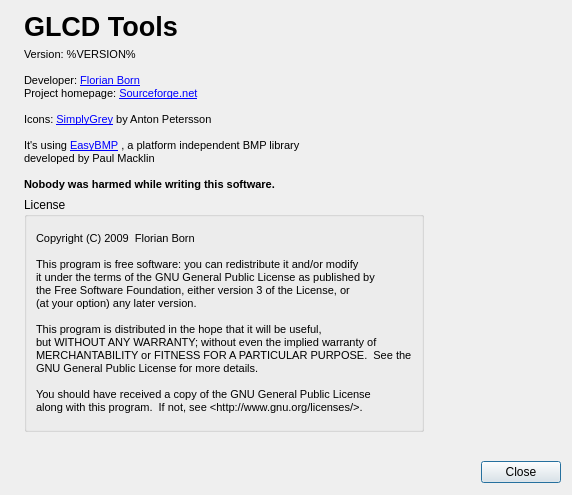
andygock/glcd-utils, file uiinfo.ui: the form before one commit.
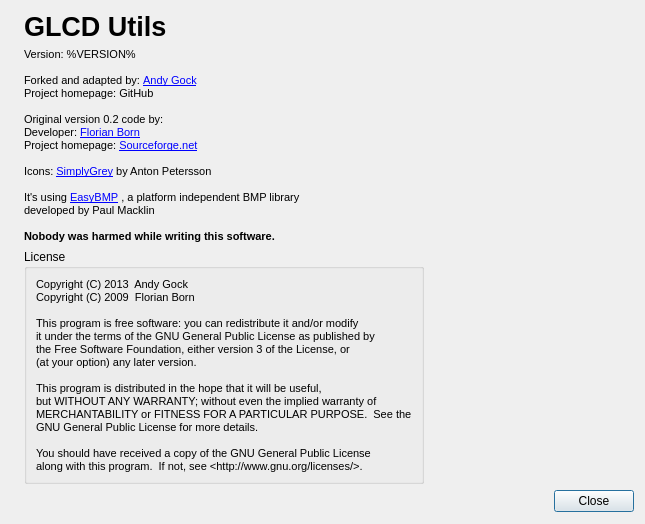
The form after the commit. Icons and pictures are not drawn.

Commit message: Change title and copyright info

What changed in the file:
```diff
--- a/uiinfo.ui
+++ b/uiinfo.ui
@@ -6,7 +6,7 @@
    <rect>
     <x>0</x>
     <y>0</y>
-    <width>572</width>
+    <width>645</width>
     <height>495</height>
    </rect>
   </property>
@@ -39,8 +39,8 @@
         <string>&lt;!DOCTYPE HTML PUBLIC &quot;-//W3C//DTD HTML 4.0//EN&quot; &quot;http://www.w3.org/TR/REC-html40/strict.dtd&quot;&gt;
 &lt;html&gt;&lt;head&gt;&lt;meta name=&quot;qrichtext&quot; content=&quot;1&quot; /&gt;&lt;style type=&quot;text/css&quot;&gt;
 p, li { white-space: pre-wrap; }
-&lt;/style&gt;&lt;/head&gt;&lt;body style=&quot; font-family:'MS Shell Dlg 2'; font-size:8.25pt; font-weight:400; font-style:normal;&quot;&gt;
-&lt;p style=&quot; margin-top:0px; margin-bottom:0px; margin-left:0px; margin-right:0px; -qt-block-indent:0; text-indent:0px;&quot;&gt;&lt;span style=&quot; font-size:20pt; font-weight:600;&quot;&gt;GLCD Tools&lt;/span&gt;&lt;/p&gt;&lt;/body&gt;&lt;/html&gt;</string>
+&lt;/style&gt;&lt;/head&gt;&lt;body style=&quot; font-family:'MS Shell Dlg 2'; font-size:8pt; font-weight:400; font-style:normal;&quot;&gt;
+&lt;p style=&quot; margin-top:0px; margin-bottom:0px; margin-left:0px; margin-right:0px; -qt-block-indent:0; text-indent:0px;&quot;&gt;&lt;span style=&quot; font-size:20pt; font-weight:600;&quot;&gt;GLCD Utils&lt;/span&gt;&lt;/p&gt;&lt;/body&gt;&lt;/html&gt;</string>
        </property>
       </widget>
      </item>
@@ -50,18 +50,22 @@
         <string>&lt;!DOCTYPE HTML PUBLIC &quot;-//W3C//DTD HTML 4.0//EN&quot; &quot;http://www.w3.org/TR/REC-html40/strict.dtd&quot;&gt;
 &lt;html&gt;&lt;head&gt;&lt;meta name=&quot;qrichtext&quot; content=&quot;1&quot; /&gt;&lt;style type=&quot;text/css&quot;&gt;
 p, li { white-space: pre-wrap; }
-&lt;/style&gt;&lt;/head&gt;&lt;body style=&quot; font-family:'MS Shell Dlg 2'; font-size:8.25pt; font-weight:400; font-style:normal;&quot;&gt;
-&lt;p style=&quot; margin-top:0px; margin-bottom:0px; margin-left:0px; margin-right:0px; -qt-block-indent:0; text-indent:0px;&quot;&gt;&lt;span style=&quot; font-size:8pt;&quot;&gt;Version: %VERSION%&lt;/span&gt;&lt;/p&gt;
-&lt;p style=&quot;-qt-paragraph-type:empty; margin-top:0px; margin-bottom:0px; margin-left:0px; margin-right:0px; -qt-block-indent:0; text-indent:0px; font-size:8pt;&quot;&gt;&lt;/p&gt;
-&lt;p style=&quot; margin-top:0px; margin-bottom:0px; margin-left:0px; margin-right:0px; -qt-block-indent:0; text-indent:0px;&quot;&gt;&lt;span style=&quot; font-size:8pt;&quot;&gt;Developer: &lt;/span&gt;&lt;a href=&quot;mailto:devilsfist@users.sourceforge.net&quot;&gt;&lt;span style=&quot; text-decoration: underline; color:#0000ff;&quot;&gt;Florian Born&lt;/span&gt;&lt;/a&gt;&lt;/p&gt;
-&lt;p style=&quot; margin-top:0px; margin-bottom:0px; margin-left:0px; margin-right:0px; -qt-block-indent:0; text-indent:0px;&quot;&gt;&lt;span style=&quot; font-size:8pt;&quot;&gt;Project homepage: &lt;/span&gt;&lt;a href=&quot;http://www.sourceforge.net/projects/glcdtools&quot;&gt;&lt;span style=&quot; font-size:8pt; text-decoration: underline; color:#0000ff;&quot;&gt;Sourceforge.net&lt;/span&gt;&lt;/a&gt;&lt;/p&gt;
-&lt;p style=&quot;-qt-paragraph-type:empty; margin-top:0px; margin-bottom:0px; margin-left:0px; margin-right:0px; -qt-block-indent:0; text-indent:0px; font-size:8pt;&quot;&gt;&lt;/p&gt;
-&lt;p style=&quot; margin-top:0px; margin-bottom:0px; margin-left:0px; margin-right:0px; -qt-block-indent:0; text-indent:0px;&quot;&gt;&lt;span style=&quot; font-size:8pt;&quot;&gt;Icons: &lt;/span&gt;&lt;a href=&quot;http://gnome-look.org/content/show.php/SimplyGrey?content=93674&quot;&gt;&lt;span style=&quot; font-size:8pt; text-decoration: underline; color:#0000ff;&quot;&gt;SimplyGrey&lt;/span&gt;&lt;/a&gt;&lt;span style=&quot; font-size:8pt;&quot;&gt; by Anton Petersson&lt;/span&gt;&lt;/p&gt;
-&lt;p style=&quot;-qt-paragraph-type:empty; margin-top:0px; margin-bottom:0px; margin-left:0px; margin-right:0px; -qt-block-indent:0; text-indent:0px; font-size:8pt;&quot;&gt;&lt;/p&gt;
-&lt;p style=&quot; margin-top:0px; margin-bottom:0px; margin-left:0px; margin-right:0px; -qt-block-indent:0; text-indent:0px;&quot;&gt;&lt;span style=&quot; font-size:8pt;&quot;&gt;It's using &lt;/span&gt;&lt;a href=&quot;http://easybmp.sourceforge.net&quot;&gt;&lt;span style=&quot; font-size:8pt; text-decoration: underline; color:#0000ff;&quot;&gt;EasyBMP&lt;/span&gt;&lt;/a&gt;&lt;span style=&quot; font-size:8pt;&quot;&gt; , a platform independent BMP library &lt;/span&gt;&lt;/p&gt;
-&lt;p style=&quot; margin-top:0px; margin-bottom:0px; margin-left:0px; margin-right:0px; -qt-block-indent:0; text-indent:0px;&quot;&gt;&lt;span style=&quot; font-size:8pt;&quot;&gt;developed by Paul Macklin&lt;/span&gt;&lt;/p&gt;
-&lt;p style=&quot;-qt-paragraph-type:empty; margin-top:0px; margin-bottom:0px; margin-left:0px; margin-right:0px; -qt-block-indent:0; text-indent:0px; font-size:8pt; font-style:italic;&quot;&gt;&lt;/p&gt;
-&lt;p style=&quot; margin-top:0px; margin-bottom:0px; margin-left:0px; margin-right:0px; -qt-block-indent:0; text-indent:0px;&quot;&gt;&lt;span style=&quot; font-size:8pt; font-weight:600;&quot;&gt;Nobody was harmed while writing this software.&lt;/span&gt;&lt;/p&gt;&lt;/body&gt;&lt;/html&gt;</string>
+&lt;/style&gt;&lt;/head&gt;&lt;body style=&quot; font-family:'MS Shell Dlg 2'; font-size:8pt; font-weight:400; font-style:normal;&quot;&gt;
+&lt;p style=&quot; margin-top:0px; margin-bottom:0px; margin-left:0px; margin-right:0px; -qt-block-indent:0; text-indent:0px;&quot;&gt;Version: %VERSION%&lt;/p&gt;
+&lt;p style=&quot;-qt-paragraph-type:empty; margin-top:0px; margin-bottom:0px; margin-left:0px; margin-right:0px; -qt-block-indent:0; text-indent:0px;&quot;&gt;&lt;br /&gt;&lt;/p&gt;
+&lt;p style=&quot; margin-top:0px; margin-bottom:0px; margin-left:0px; margin-right:0px; -qt-block-indent:0; text-indent:0px;&quot;&gt;Forked and adapted by: &lt;a href=&quot;http://micro.gock.net&quot;&gt;&lt;span style=&quot; text-decoration: underline; color:#0000ff;&quot;&gt;Andy Gock&lt;/span&gt;&lt;/a&gt;&lt;/p&gt;
+&lt;p style=&quot; margin-top:0px; margin-bottom:0px; margin-left:0px; margin-right:0px; -qt-block-indent:0; text-indent:0px;&quot;&gt;Project homepage: GitHub&lt;/p&gt;
+&lt;p style=&quot;-qt-paragraph-type:empty; margin-top:0px; margin-bottom:0px; margin-left:0px; margin-right:0px; -qt-block-indent:0; text-indent:0px;&quot;&gt;&lt;br /&gt;&lt;/p&gt;
+&lt;p style=&quot; margin-top:0px; margin-bottom:0px; margin-left:0px; margin-right:0px; -qt-block-indent:0; text-indent:0px;&quot;&gt;Original version 0.2 code by:&lt;/p&gt;
+&lt;p style=&quot; margin-top:0px; margin-bottom:0px; margin-left:0px; margin-right:0px; -qt-block-indent:0; text-indent:0px;&quot;&gt;Developer: &lt;a href=&quot;mailto:devilsfist@users.sourceforge.net&quot;&gt;&lt;span style=&quot; text-decoration: underline; color:#0000ff;&quot;&gt;Florian Born&lt;/span&gt;&lt;/a&gt;&lt;/p&gt;
+&lt;p style=&quot; margin-top:0px; margin-bottom:0px; margin-left:0px; margin-right:0px; -qt-block-indent:0; text-indent:0px;&quot;&gt;Project homepage: &lt;a href=&quot;http://www.sourceforge.net/projects/glcdtools&quot;&gt;&lt;span style=&quot; text-decoration: underline; color:#0000ff;&quot;&gt;Sourceforge.net&lt;/span&gt;&lt;/a&gt;&lt;/p&gt;
+&lt;p style=&quot;-qt-paragraph-type:empty; margin-top:0px; margin-bottom:0px; margin-left:0px; margin-right:0px; -qt-block-indent:0; text-indent:0px;&quot;&gt;&lt;br /&gt;&lt;/p&gt;
+&lt;p style=&quot; margin-top:0px; margin-bottom:0px; margin-left:0px; margin-right:0px; -qt-block-indent:0; text-indent:0px;&quot;&gt;Icons: &lt;a href=&quot;http://gnome-look.org/content/show.php/SimplyGrey?content=93674&quot;&gt;&lt;span style=&quot; text-decoration: underline; color:#0000ff;&quot;&gt;SimplyGrey&lt;/span&gt;&lt;/a&gt; by Anton Petersson&lt;/p&gt;
+&lt;p style=&quot;-qt-paragraph-type:empty; margin-top:0px; margin-bottom:0px; margin-left:0px; margin-right:0px; -qt-block-indent:0; text-indent:0px;&quot;&gt;&lt;br /&gt;&lt;/p&gt;
+&lt;p style=&quot; margin-top:0px; margin-bottom:0px; margin-left:0px; margin-right:0px; -qt-block-indent:0; text-indent:0px;&quot;&gt;It's using &lt;a href=&quot;http://easybmp.sourceforge.net&quot;&gt;&lt;span style=&quot; text-decoration: underline; color:#0000ff;&quot;&gt;EasyBMP&lt;/span&gt;&lt;/a&gt; , a platform independent BMP library &lt;/p&gt;
+&lt;p style=&quot; margin-top:0px; margin-bottom:0px; margin-left:0px; margin-right:0px; -qt-block-indent:0; text-indent:0px;&quot;&gt;developed by Paul Macklin&lt;/p&gt;
+&lt;p style=&quot;-qt-paragraph-type:empty; margin-top:0px; margin-bottom:0px; margin-left:0px; margin-right:0px; -qt-block-indent:0; text-indent:0px; font-style:italic;&quot;&gt;&lt;br /&gt;&lt;/p&gt;
+&lt;p style=&quot; margin-top:0px; margin-bottom:0px; margin-left:0px; margin-right:0px; -qt-block-indent:0; text-indent:0px;&quot;&gt;&lt;span style=&quot; font-weight:600;&quot;&gt;Nobody was harmed while writing this software.&lt;/span&gt;&lt;/p&gt;&lt;/body&gt;&lt;/html&gt;</string>
        </property>
        <property name="alignment">
         <set>Qt::AlignLeading|Qt::AlignLeft|Qt::AlignTop</set>
@@ -98,21 +102,22 @@
            <string>&lt;!DOCTYPE HTML PUBLIC &quot;-//W3C//DTD HTML 4.0//EN&quot; &quot;http://www.w3.org/TR/REC-html40/strict.dtd&quot;&gt;
 &lt;html&gt;&lt;head&gt;&lt;meta name=&quot;qrichtext&quot; content=&quot;1&quot; /&gt;&lt;style type=&quot;text/css&quot;&gt;
 p, li { white-space: pre-wrap; }
-&lt;/style&gt;&lt;/head&gt;&lt;body style=&quot; font-family:'MS Shell Dlg 2'; font-size:8.25pt; font-weight:400; font-style:normal;&quot;&gt;
-&lt;p style=&quot; margin-top:0px; margin-bottom:0px; margin-left:0px; margin-right:0px; -qt-block-indent:0; text-indent:0px;&quot;&gt;&lt;span style=&quot; font-size:8pt;&quot;&gt;Copyright (C) 2009  Florian Born&lt;/span&gt;&lt;/p&gt;
-&lt;p style=&quot;-qt-paragraph-type:empty; margin-top:0px; margin-bottom:0px; margin-left:0px; margin-right:0px; -qt-block-indent:0; text-indent:0px; font-size:8pt;&quot;&gt;&lt;/p&gt;
-&lt;p style=&quot; margin-top:0px; margin-bottom:0px; margin-left:0px; margin-right:0px; -qt-block-indent:0; text-indent:0px;&quot;&gt;&lt;span style=&quot; font-size:8pt;&quot;&gt;This program is free software: you can redistribute it and/or modify&lt;/span&gt;&lt;/p&gt;
-&lt;p style=&quot; margin-top:0px; margin-bottom:0px; margin-left:0px; margin-right:0px; -qt-block-indent:0; text-indent:0px;&quot;&gt;&lt;span style=&quot; font-size:8pt;&quot;&gt;it under the terms of the GNU General Public License as published by&lt;/span&gt;&lt;/p&gt;
-&lt;p style=&quot; margin-top:0px; margin-bottom:0px; margin-left:0px; margin-right:0px; -qt-block-indent:0; text-indent:0px;&quot;&gt;&lt;span style=&quot; font-size:8pt;&quot;&gt;the Free Software Foundation, either version 3 of the License, or&lt;/span&gt;&lt;/p&gt;
-&lt;p style=&quot; margin-top:0px; margin-bottom:0px; margin-left:0px; margin-right:0px; -qt-block-indent:0; text-indent:0px;&quot;&gt;&lt;span style=&quot; font-size:8pt;&quot;&gt;(at your option) any later version.&lt;/span&gt;&lt;/p&gt;
-&lt;p style=&quot;-qt-paragraph-type:empty; margin-top:0px; margin-bottom:0px; margin-left:0px; margin-right:0px; -qt-block-indent:0; text-indent:0px; font-size:8pt;&quot;&gt;&lt;/p&gt;
-&lt;p style=&quot; margin-top:0px; margin-bottom:0px; margin-left:0px; margin-right:0px; -qt-block-indent:0; text-indent:0px;&quot;&gt;&lt;span style=&quot; font-size:8pt;&quot;&gt;This program is distributed in the hope that it will be useful,&lt;/span&gt;&lt;/p&gt;
-&lt;p style=&quot; margin-top:0px; margin-bottom:0px; margin-left:0px; margin-right:0px; -qt-block-indent:0; text-indent:0px;&quot;&gt;&lt;span style=&quot; font-size:8pt;&quot;&gt;but WITHOUT ANY WARRANTY; without even the implied warranty of&lt;/span&gt;&lt;/p&gt;
-&lt;p style=&quot; margin-top:0px; margin-bottom:0px; margin-left:0px; margin-right:0px; -qt-block-indent:0; text-indent:0px;&quot;&gt;&lt;span style=&quot; font-size:8pt;&quot;&gt;MERCHANTABILITY or FITNESS FOR A PARTICULAR PURPOSE.  See the&lt;/span&gt;&lt;/p&gt;
-&lt;p style=&quot; margin-top:0px; margin-bottom:0px; margin-left:0px; margin-right:0px; -qt-block-indent:0; text-indent:0px;&quot;&gt;&lt;span style=&quot; font-size:8pt;&quot;&gt;GNU General Public License for more details.&lt;/span&gt;&lt;/p&gt;
-&lt;p style=&quot;-qt-paragraph-type:empty; margin-top:0px; margin-bottom:0px; margin-left:0px; margin-right:0px; -qt-block-indent:0; text-indent:0px; font-size:8pt;&quot;&gt;&lt;/p&gt;
-&lt;p style=&quot; margin-top:0px; margin-bottom:0px; margin-left:0px; margin-right:0px; -qt-block-indent:0; text-indent:0px;&quot;&gt;&lt;span style=&quot; font-size:8pt;&quot;&gt;You should have received a copy of the GNU General Public License&lt;/span&gt;&lt;/p&gt;
-&lt;p style=&quot; margin-top:0px; margin-bottom:0px; margin-left:0px; margin-right:0px; -qt-block-indent:0; text-indent:0px;&quot;&gt;&lt;span style=&quot; font-size:8pt;&quot;&gt;along with this program.  If not, see &amp;lt;http://www.gnu.org/licenses/&amp;gt;.&lt;/span&gt;&lt;/p&gt;&lt;/body&gt;&lt;/html&gt;</string>
+&lt;/style&gt;&lt;/head&gt;&lt;body style=&quot; font-family:'MS Shell Dlg 2'; font-size:8pt; font-weight:400; font-style:normal;&quot;&gt;
+&lt;p style=&quot; margin-top:0px; margin-bottom:0px; margin-left:0px; margin-right:0px; -qt-block-indent:0; text-indent:0px;&quot;&gt;Copyright (C) 2013  Andy Gock&lt;/p&gt;
+&lt;p style=&quot; margin-top:0px; margin-bottom:0px; margin-left:0px; margin-right:0px; -qt-block-indent:0; text-indent:0px;&quot;&gt;Copyright (C) 2009  Florian Born&lt;/p&gt;
+&lt;p style=&quot;-qt-paragraph-type:empty; margin-top:0px; margin-bottom:0px; margin-left:0px; margin-right:0px; -qt-block-indent:0; text-indent:0px;&quot;&gt;&lt;br /&gt;&lt;/p&gt;
+&lt;p style=&quot; margin-top:0px; margin-bottom:0px; margin-left:0px; margin-right:0px; -qt-block-indent:0; text-indent:0px;&quot;&gt;This program is free software: you can redistribute it and/or modify&lt;/p&gt;
+&lt;p style=&quot; margin-top:0px; margin-bottom:0px; margin-left:0px; margin-right:0px; -qt-block-indent:0; text-indent:0px;&quot;&gt;it under the terms of the GNU General Public License as published by&lt;/p&gt;
+&lt;p style=&quot; margin-top:0px; margin-bottom:0px; margin-left:0px; margin-right:0px; -qt-block-indent:0; text-indent:0px;&quot;&gt;the Free Software Foundation, either version 3 of the License, or&lt;/p&gt;
+&lt;p style=&quot; margin-top:0px; margin-bottom:0px; margin-left:0px; margin-right:0px; -qt-block-indent:0; text-indent:0px;&quot;&gt;(at your option) any later version.&lt;/p&gt;
+&lt;p style=&quot;-qt-paragraph-type:empty; margin-top:0px; margin-bottom:0px; margin-left:0px; margin-right:0px; -qt-block-indent:0; text-indent:0px;&quot;&gt;&lt;br /&gt;&lt;/p&gt;
+&lt;p style=&quot; margin-top:0px; margin-bottom:0px; margin-left:0px; margin-right:0px; -qt-block-indent:0; text-indent:0px;&quot;&gt;This program is distributed in the hope that it will be useful,&lt;/p&gt;
+&lt;p style=&quot; margin-top:0px; margin-bottom:0px; margin-left:0px; margin-right:0px; -qt-block-indent:0; text-indent:0px;&quot;&gt;but WITHOUT ANY WARRANTY; without even the implied warranty of&lt;/p&gt;
+&lt;p style=&quot; margin-top:0px; margin-bottom:0px; margin-left:0px; margin-right:0px; -qt-block-indent:0; text-indent:0px;&quot;&gt;MERCHANTABILITY or FITNESS FOR A PARTICULAR PURPOSE.  See the&lt;/p&gt;
+&lt;p style=&quot; margin-top:0px; margin-bottom:0px; margin-left:0px; margin-right:0px; -qt-block-indent:0; text-indent:0px;&quot;&gt;GNU General Public License for more details.&lt;/p&gt;
+&lt;p style=&quot;-qt-paragraph-type:empty; margin-top:0px; margin-bottom:0px; margin-left:0px; margin-right:0px; -qt-block-indent:0; text-indent:0px;&quot;&gt;&lt;br /&gt;&lt;/p&gt;
+&lt;p style=&quot; margin-top:0px; margin-bottom:0px; margin-left:0px; margin-right:0px; -qt-block-indent:0; text-indent:0px;&quot;&gt;You should have received a copy of the GNU General Public License&lt;/p&gt;
+&lt;p style=&quot; margin-top:0px; margin-bottom:0px; margin-left:0px; margin-right:0px; -qt-block-indent:0; text-indent:0px;&quot;&gt;along with this program.  If not, see &amp;lt;http://www.gnu.org/licenses/&amp;gt;.&lt;/p&gt;&lt;/body&gt;&lt;/html&gt;</string>
           </property>
          </widget>
         </item>
```
The commit also changes 1 other file.
